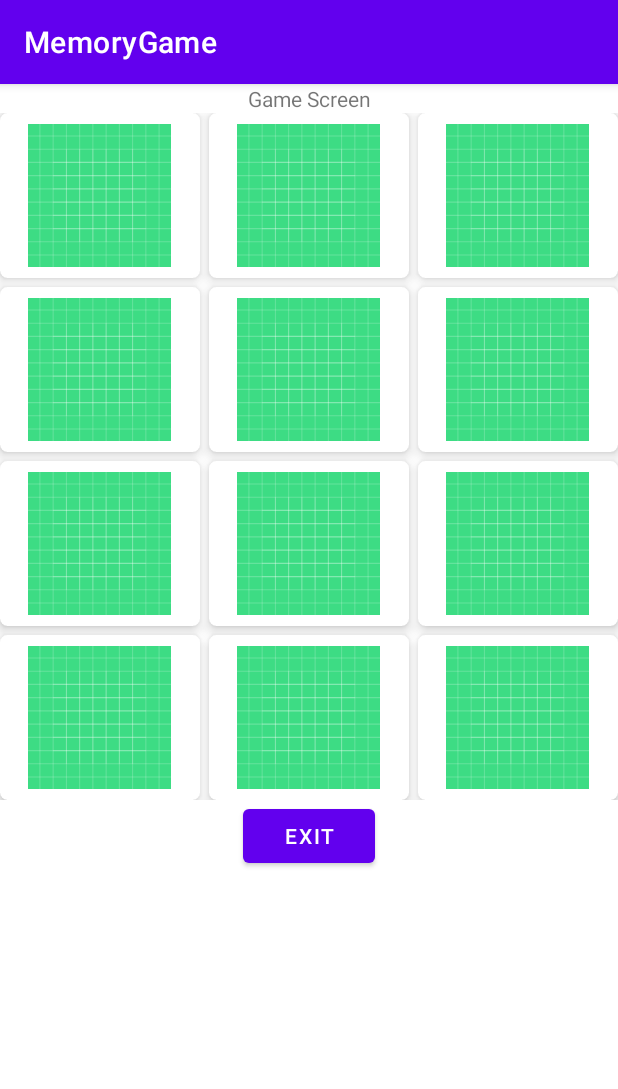
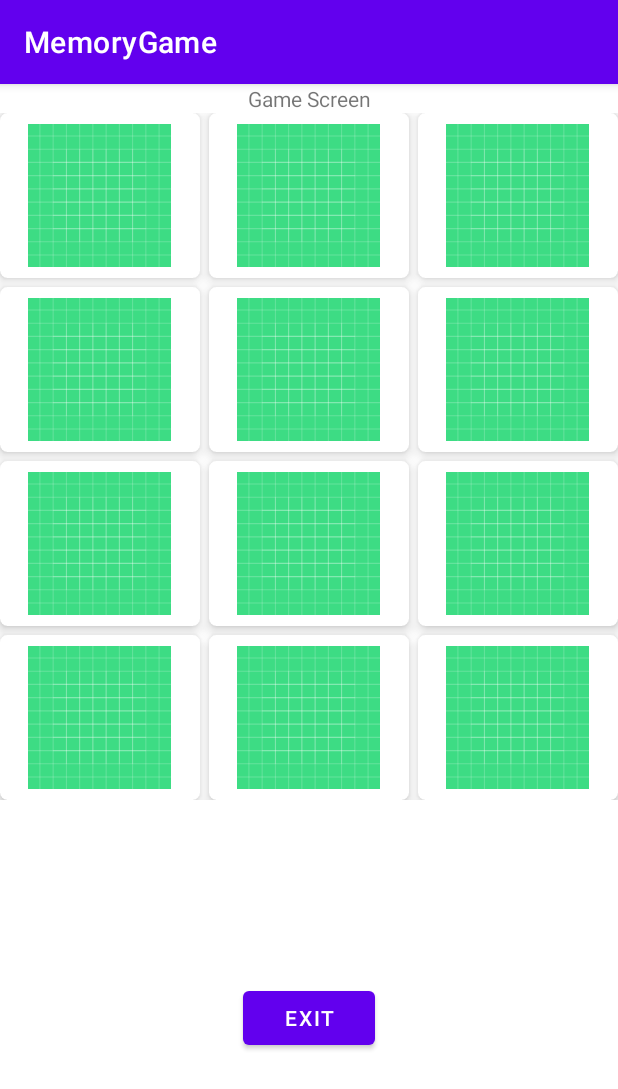
Before and after one commit to katherine-co/CS4750-MemoryGame, an Android app: the screen it shows after launch (GameScreen), after a tap on "3 X 4", on a phone screen of 412 x 824 dp. Shown: the top 1089 px of the screen. Run offline under Robolectric (Android 15) with nearby library versions, the phone set to English and light mode, and no system bars.

Commit message:
fixed more bugs

```diff
--- a/app/src/main/java/com/android/memoryGame/GameScreen.kt
+++ b/app/src/main/java/com/android/memoryGame/GameScreen.kt
@@ -118,6 +118,9 @@ class GameScreen : AppCompatActivity() {
     }
 
     fun buttonClicked() {
+        if(wait) {
+            return;
+        }
         if (click == 0) {
             click = 1;
             showCards();
@@ -129,6 +132,9 @@ class GameScreen : AppCompatActivity() {
     }
 
     fun showCards() {
+        if(previousCardPosition != -1) {
+            cardModelArrayList[previousCardPosition].setNotFound(true);
+        }
         for(i in 0 until cardModelArrayList.size) {
             if (cardModelArrayList[i].getIsHidden() == true) {
                 cardModelArrayList[i].setIsHidden(false);
--- a/app/src/main/res/layout/game_screen.xml
+++ b/app/src/main/res/layout/game_screen.xml
@@ -24,16 +24,18 @@
         android:numColumns="2"
         android:verticalSpacing="6dp"
         app:layout_constraintEnd_toEndOf="parent"
+        app:layout_constraintHorizontal_bias="0.0"
         app:layout_constraintStart_toStartOf="parent"
-        app:layout_constraintTop_toBottomOf="@+id/textView"/>
+        app:layout_constraintTop_toBottomOf="@+id/textView" />
 
     <Button
         android:id="@+id/exitGame"
         android:layout_width="wrap_content"
         android:layout_height="wrap_content"
         android:text="Exit"
+        app:layout_constraintBottom_toBottomOf="parent"
         app:layout_constraintLeft_toLeftOf="parent"
         app:layout_constraintRight_toRightOf="parent"
-        app:layout_constraintTop_toBottomOf="@+id/game_grid"/>
+        app:layout_constraintTop_toBottomOf="@+id/game_grid" />
 
 </androidx.constraintlayout.widget.ConstraintLayout>
```
